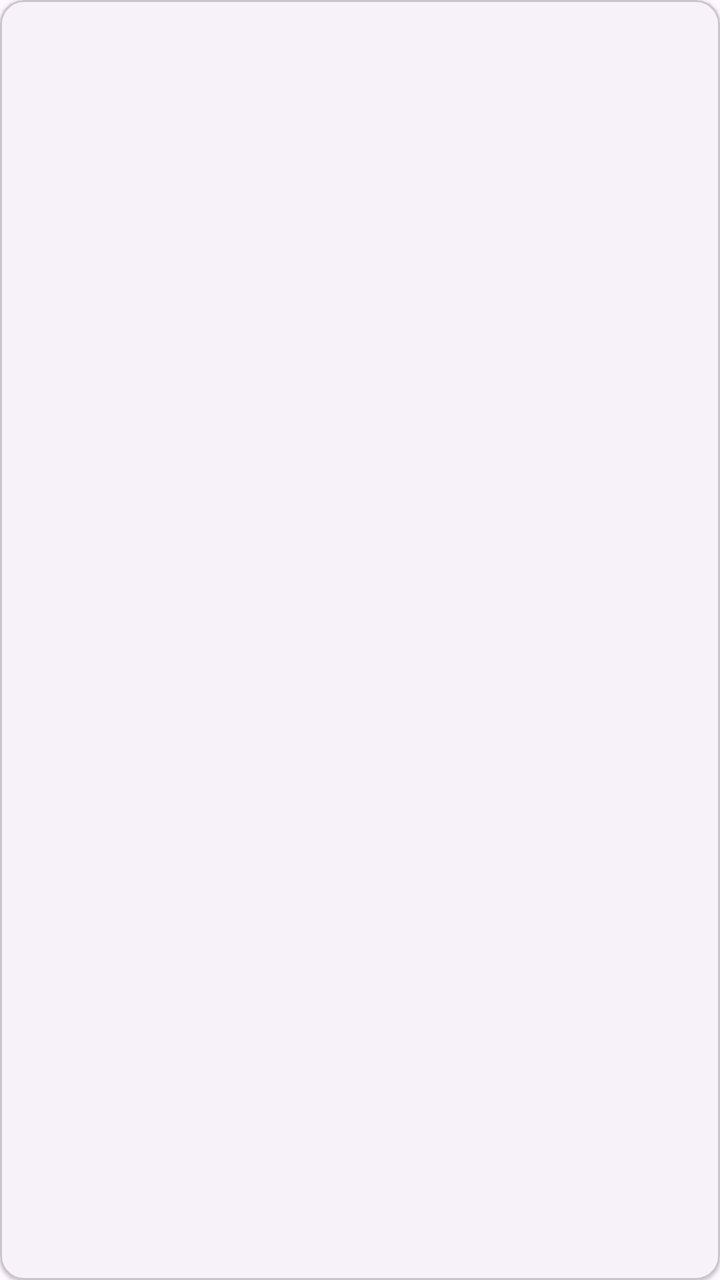
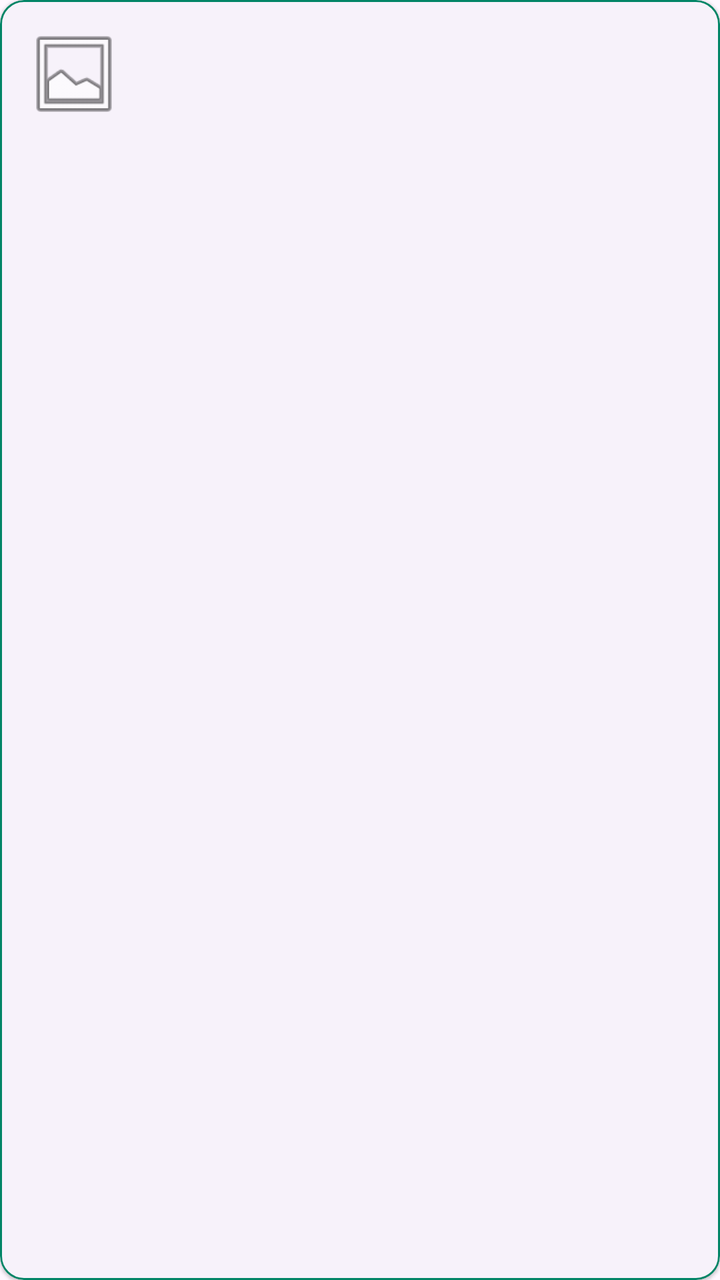

The first picture is an Android layout as it rendered before a commit; the second is the same layout after the commit. The layout source and the unified diff follow.
<!-- AndroidManifest.xml: application theme Theme.MiLibreria -->
<!-- res/layout/item_libro.xml -->
<?xml version="1.0" encoding="utf-8"?>
<com.google.android.material.card.MaterialCardView xmlns:android="http://schemas.android.com/apk/res/android"
    xmlns:app="http://schemas.android.com/apk/res-auto"
    style="?attr/materialCardViewElevatedStyle"
    android:layout_width="match_parent"
    android:layout_height="wrap_content"
    android:layout_margin="5dp"
    app:strokeWidth="1dp">

    <androidx.constraintlayout.widget.ConstraintLayout
        android:layout_width="match_parent"
        android:layout_height="wrap_content"
        android:padding="20dp">

        <TextView
            android:id="@+id/iltvTitulo"
            android:layout_width="match_parent"
            android:layout_height="wrap_content"
            app:layout_constraintBottom_toTopOf="@id/iltvAutor" />

        <TextView
            android:id="@+id/iltvAutor"
            android:layout_width="match_parent"
            android:layout_height="wrap_content"
            app:layout_constraintTop_toBottomOf="@id/iltvTitulo" />
    </androidx.constraintlayout.widget.ConstraintLayout>
</com.google.android.material.card.MaterialCardView>
<!-- resources referenced by this layout -->
<resources>
  <style name="Theme.MiLibreria" parent="Base.Theme.MiLibreria" />
  <style name="Base.Theme.MiLibreria" parent="Theme.Material3.DayNight.NoActionBar">
          
          
      </style>
</resources>

<!-- the commit's change to res/layout/item_libro.xml (unified diff, before → after) -->
@@ -5,23 +5,46 @@
     android:layout_width="match_parent"
     android:layout_height="wrap_content"
     android:layout_margin="5dp"
+    app:strokeColor="@color/verde_primario"
     app:strokeWidth="1dp">
 
     <androidx.constraintlayout.widget.ConstraintLayout
         android:layout_width="match_parent"
         android:layout_height="wrap_content"
-        android:padding="20dp">
+        android:padding="12dp">
+
+        <ImageView
+            android:id="@+id/ivLibroThumb"
+            android:layout_width="50dp"
+            android:layout_height="50dp"
+            android:contentDescription="@string/imagen_logo"
+            android:src="@android:drawable/ic_menu_gallery"
+            app:layout_constraintBottom_toBottomOf="parent"
+            app:layout_constraintStart_toStartOf="parent"
+            app:layout_constraintTop_toTopOf="parent" />
 
         <TextView
             android:id="@+id/iltvTitulo"
-            android:layout_width="match_parent"
+            android:layout_width="0dp"
             android:layout_height="wrap_content"
-            app:layout_constraintBottom_toTopOf="@id/iltvAutor" />
+            android:layout_marginStart="12dp"
+            android:textStyle="bold"
+            android:textSize="16sp"
+            android:textColor="#000000"
+            app:layout_constraintBottom_toTopOf="@id/iltvAutor"
+            app:layout_constraintEnd_toEndOf="parent"
+            app:layout_constraintStart_toEndOf="@id/ivLibroThumb"
+            app:layout_constraintTop_toTopOf="parent"
+            app:layout_constraintVertical_chainStyle="packed" />
 
         <TextView
             android:id="@+id/iltvAutor"
-            android:layout_width="match_parent"
+            android:layout_width="0dp"
             android:layout_height="wrap_content"
+            android:layout_marginStart="12dp"
+            app:layout_constraintBottom_toBottomOf="parent"
+            app:layout_constraintEnd_toEndOf="parent"
+            app:layout_constraintStart_toEndOf="@id/ivLibroThumb"
             app:layout_constraintTop_toBottomOf="@id/iltvTitulo" />
     </androidx.constraintlayout.widget.ConstraintLayout>
 </com.google.android.material.card.MaterialCardView>
<!-- resource entries referenced after the edit -->
@@ -1,5 +1,7 @@
 <!-- resources referenced by this layout -->
 <resources>
+  <color name="verde_primario">#008566</color>
+  <string name="imagen_logo">Imagen del logo</string>
   <style name="Theme.MiLibreria" parent="Base.Theme.MiLibreria" />
   <style name="Base.Theme.MiLibreria" parent="Theme.Material3.DayNight.NoActionBar">
           
